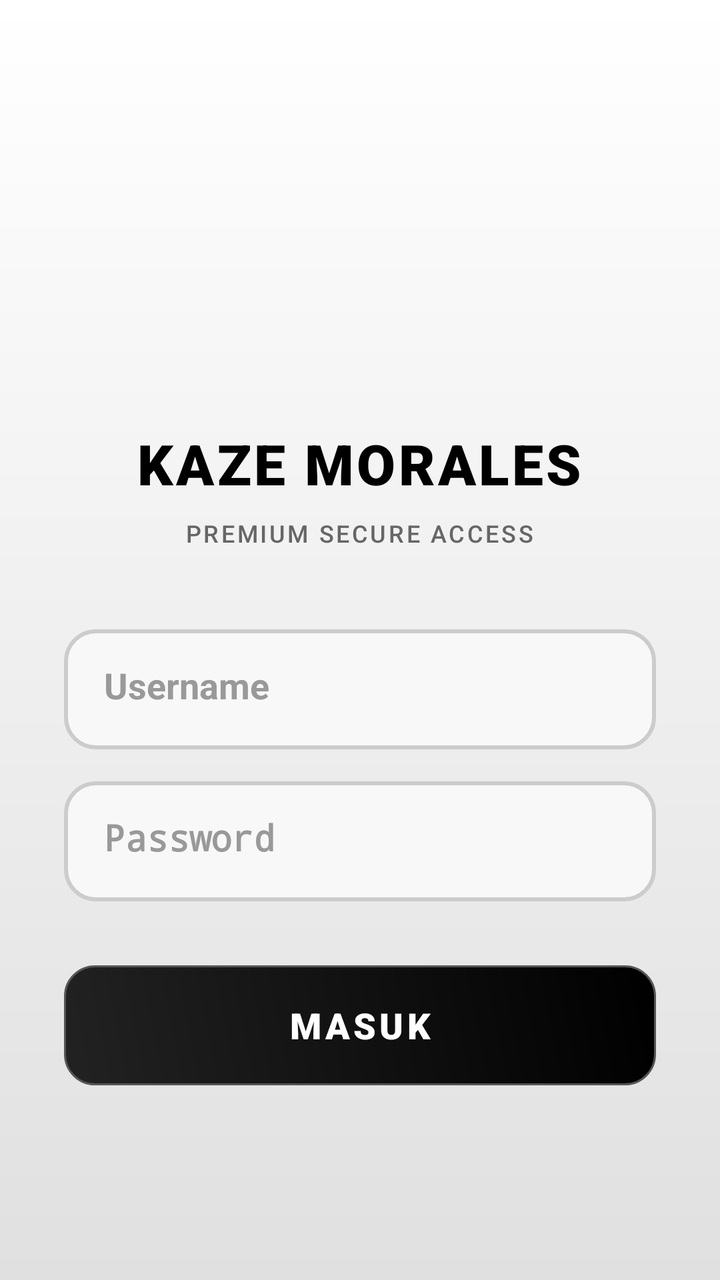
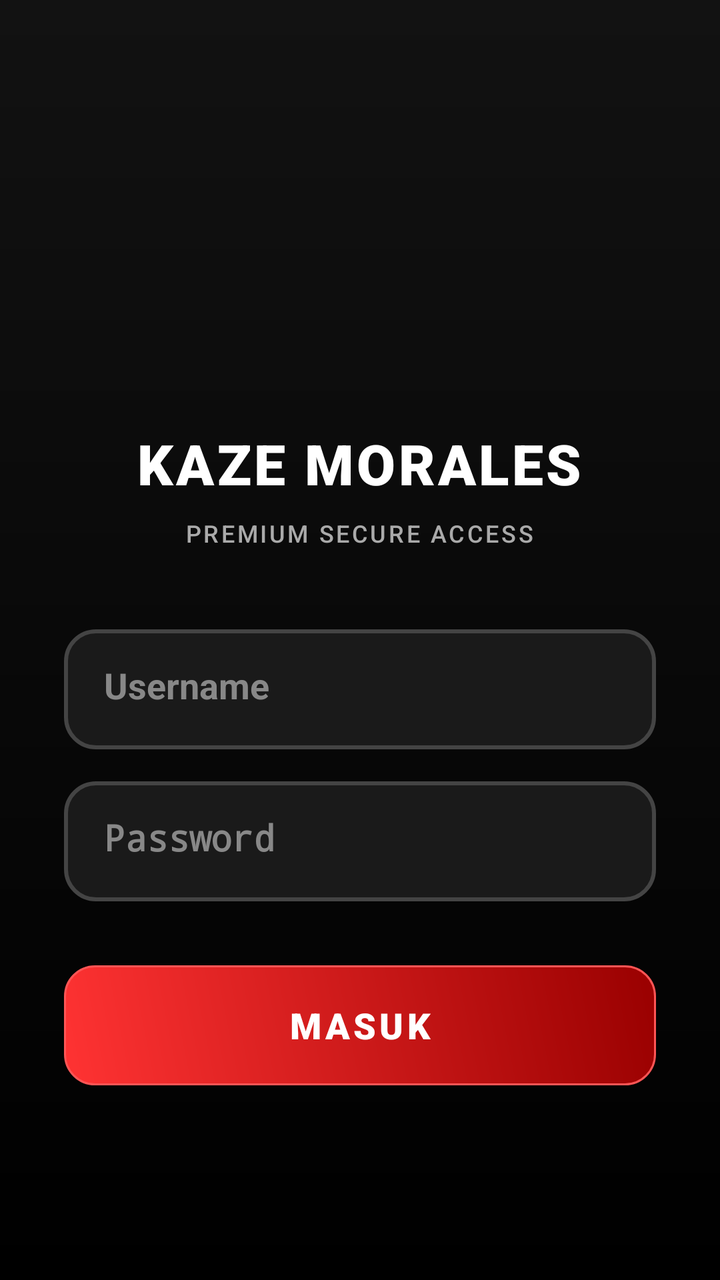

An Android layout rendered at two revisions. The XML below is the earlier revision; the diff shows what the commit changed to produce the second picture.
<!-- AndroidManifest.xml: application theme android:Theme.Black.NoTitleBar -->
<!-- res/layout/activity_login.xml -->
<?xml version="1.0" encoding="utf-8"?>
<ScrollView xmlns:android="http://schemas.android.com/apk/res/android"
    android:layout_width="match_parent"
    android:layout_height="match_parent"
    android:background="@drawable/bg_login_bg"
    android:fillViewport="true">

    <LinearLayout
        android:layout_width="match_parent"
        android:layout_height="match_parent"
        android:gravity="center"
        android:orientation="vertical"
        android:padding="32dp">

        
        <ImageView
            android:id="@+id/loginLogo"
            android:layout_width="100dp"
            android:layout_height="100dp"
            android:scaleType="centerCrop"
            android:layout_marginBottom="16dp" />

        
        <TextView
            android:layout_width="wrap_content"
            android:layout_height="wrap_content"
            android:text="KAZE MORALES"
            android:textSize="28sp"
            android:textStyle="bold"
            android:textColor="#000000"
            android:fontFamily="sans-serif-black"
            android:letterSpacing="0.05"
            android:layout_marginBottom="8dp" />

        
        <TextView
            android:layout_width="wrap_content"
            android:layout_height="wrap_content"
            android:text="PREMIUM SECURE ACCESS"
            android:textSize="12sp"
            android:textColor="#666666"
            android:fontFamily="sans-serif-medium"
            android:letterSpacing="0.1"
            android:layout_marginBottom="40dp" />

        
        <EditText
            android:id="@+id/loginUser"
            android:layout_width="match_parent"
            android:layout_height="60dp"
            android:hint="Username"
            android:textColorHint="#999999"
            android:textColor="#000000"
            android:textStyle="bold"
            android:background="@drawable/bg_login_input"
            android:padding="20dp"
            android:inputType="text"
            android:layout_marginBottom="16dp" />

        
        <EditText
            android:id="@+id/loginPass"
            android:layout_width="match_parent"
            android:layout_height="60dp"
            android:hint="Password"
            android:textColorHint="#999999"
            android:textColor="#000000"
            android:textStyle="bold"
            android:background="@drawable/bg_login_input"
            android:padding="20dp"
            android:inputType="textPassword"
            android:layout_marginBottom="32dp" />

        
        <Button
            android:id="@+id/btnLogin"
            android:layout_width="match_parent"
            android:layout_height="60dp"
            android:text="MASUK"
            android:textSize="18sp"
            android:textStyle="bold"
            android:textColor="#FFFFFF"
            android:fontFamily="sans-serif-black"
            android:background="@drawable/bg_login_button"
            android:letterSpacing="0.1" />

    </LinearLayout>
</ScrollView>
<!-- resources referenced by this layout -->
<resources>
  <!-- drawable bg_login_bg (drawable) -->
  <?xml version="1.0" encoding="utf-8"?>
  <shape xmlns:android="http://schemas.android.com/apk/res/android">
      <gradient android:startColor="#FFFFFF" android:endColor="#E0E0E0" android:angle="270" android:type="linear" />
  </shape>
  <!-- drawable bg_login_button (drawable) -->
  <?xml version="1.0" encoding="utf-8"?>
  <shape xmlns:android="http://schemas.android.com/apk/res/android">
      <gradient android:startColor="#222222" android:endColor="#000000" android:angle="45" />
      <corners android:radius="15dp" />
      <stroke android:width="1dp" android:color="#555555" />
  </shape>
  <!-- drawable bg_login_input (drawable) -->
  <?xml version="1.0" encoding="utf-8"?>
  <shape xmlns:android="http://schemas.android.com/apk/res/android">
      <solid android:color="#F8F8F8" />
      <stroke android:width="2dp" android:color="#CCCCCC" />
      <corners android:radius="15dp" />
  </shape>
</resources>

<!-- the commit's change to res/layout/activity_login.xml (unified diff, before → after) -->
@@ -12,7 +12,6 @@
         android:orientation="vertical"
         android:padding="32dp">
 
-        
         <ImageView
             android:id="@+id/loginLogo"
             android:layout_width="100dp"
@@ -20,58 +19,53 @@
             android:scaleType="centerCrop"
             android:layout_marginBottom="16dp" />
 
-        
         <TextView
             android:layout_width="wrap_content"
             android:layout_height="wrap_content"
             android:text="KAZE MORALES"
             android:textSize="28sp"
             android:textStyle="bold"
-            android:textColor="#000000"
+            android:textColor="#FFFFFF"
             android:fontFamily="sans-serif-black"
             android:letterSpacing="0.05"
             android:layout_marginBottom="8dp" />
 
-        
         <TextView
             android:layout_width="wrap_content"
             android:layout_height="wrap_content"
             android:text="PREMIUM SECURE ACCESS"
             android:textSize="12sp"
-            android:textColor="#666666"
+            android:textColor="#AAAAAA"
             android:fontFamily="sans-serif-medium"
             android:letterSpacing="0.1"
             android:layout_marginBottom="40dp" />
 
-        
         <EditText
             android:id="@+id/loginUser"
             android:layout_width="match_parent"
             android:layout_height="60dp"
             android:hint="Username"
-            android:textColorHint="#999999"
-            android:textColor="#000000"
+            android:textColorHint="#888888"
+            android:textColor="#FFFFFF"
             android:textStyle="bold"
             android:background="@drawable/bg_login_input"
             android:padding="20dp"
             android:inputType="text"
             android:layout_marginBottom="16dp" />
 
-        
         <EditText
             android:id="@+id/loginPass"
             android:layout_width="match_parent"
             android:layout_height="60dp"
             android:hint="Password"
-            android:textColorHint="#999999"
-            android:textColor="#000000"
+            android:textColorHint="#888888"
+            android:textColor="#FFFFFF"
             android:textStyle="bold"
             android:background="@drawable/bg_login_input"
             android:padding="20dp"
             android:inputType="textPassword"
             android:layout_marginBottom="32dp" />
 
-        
         <Button
             android:id="@+id/btnLogin"
             android:layout_width="match_parent"
<!-- resource entries referenced after the edit -->
@@ -3,20 +3,20 @@
   <!-- drawable bg_login_bg (drawable) -->
   <?xml version="1.0" encoding="utf-8"?>
   <shape xmlns:android="http://schemas.android.com/apk/res/android">
-      <gradient android:startColor="#FFFFFF" android:endColor="#E0E0E0" android:angle="270" android:type="linear" />
+      <gradient android:startColor="#121212" android:endColor="#000000" android:angle="270" android:type="linear" />
   </shape>
   <!-- drawable bg_login_button (drawable) -->
   <?xml version="1.0" encoding="utf-8"?>
   <shape xmlns:android="http://schemas.android.com/apk/res/android">
-      <gradient android:startColor="#222222" android:endColor="#000000" android:angle="45" />
+      <gradient android:startColor="#FF3333" android:endColor="#990000" android:angle="45" />
       <corners android:radius="15dp" />
-      <stroke android:width="1dp" android:color="#555555" />
+      <stroke android:width="1dp" android:color="#FF5555" />
   </shape>
   <!-- drawable bg_login_input (drawable) -->
   <?xml version="1.0" encoding="utf-8"?>
   <shape xmlns:android="http://schemas.android.com/apk/res/android">
-      <solid android:color="#F8F8F8" />
-      <stroke android:width="2dp" android:color="#CCCCCC" />
+      <solid android:color="#1A1A1A" />
+      <stroke android:width="2dp" android:color="#444444" />
       <corners android:radius="15dp" />
   </shape>
 </resources>
